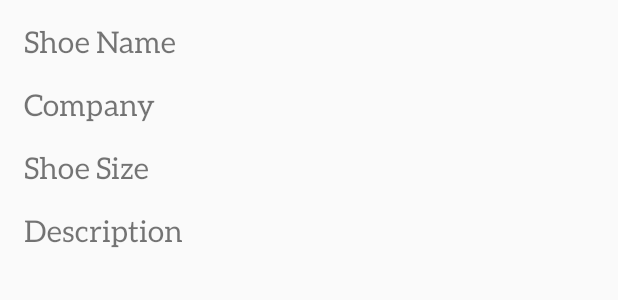
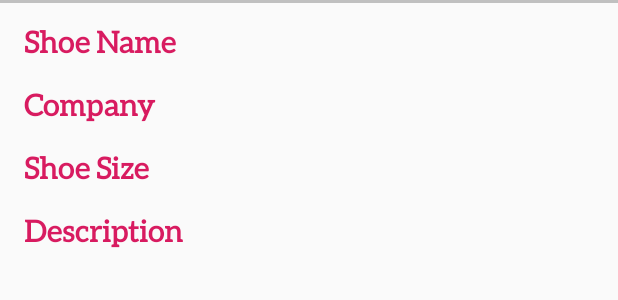
Before and after one commit to dania-kabakibi/ShoeStore-project, an Android app: the layout new_shoe_item.xml on its own in the app's theme, with its tools: preview values and no code run, on a phone screen of 412 x 824 dp. Shown: the top 300 px of the screen. Run offline under Robolectric (Android 15) with nearby library versions, the phone set to English and light mode, and no system bars.

Commit message:
Last commit

```diff
--- a/app/src/main/java/com/udacity/shoestore/ShoeDetailFragment.kt
+++ b/app/src/main/java/com/udacity/shoestore/ShoeDetailFragment.kt
@@ -25,12 +25,12 @@ class ShoeDetailFragment : Fragment() {
     ): View? {
         binding = DataBindingUtil.inflate(inflater,R.layout.fragment_shoe_detail, container, false)
         binding.lifecycleOwner = this
-        //viewModel = ViewModelProvider(this).get(ShoeViewModel::class.java)
+        binding.shoe = Shoe("", 0.0, "", "")
         binding.cancelButton.setOnClickListener { view:View ->
             Navigation.findNavController(view).navigate(R.id.action_shoeDetailFragment_to_shoeListFragment)
         }
         binding.saveButton.setOnClickListener { view:View ->
-            viewModel.addNewShoe(binding.shoe)
+            viewModel.addNewShoe(binding.shoe!!)
             Navigation.findNavController(view).navigate(R.id.action_shoeDetailFragment_to_shoeListFragment)
         }
         return binding.root
--- a/app/src/main/java/com/udacity/shoestore/ShoeViewModel.kt
+++ b/app/src/main/java/com/udacity/shoestore/ShoeViewModel.kt
@@ -11,6 +11,10 @@ class ShoeViewModel: ViewModel() {
     val shoeList: LiveData<MutableList<Shoe>>
     get() = _shoeList
 
+    init {
+        _shoeList.value = mutableListOf()
+    }
+
     fun addNewShoe(newShoe: Shoe){
         _shoeList.value!!.add(newShoe)
     }
--- a/app/src/main/res/layout/activity_main.xml
+++ b/app/src/main/res/layout/activity_main.xml
@@ -15,7 +15,8 @@
             android:layout_width="match_parent"
             android:layout_height="match_parent"
             app:defaultNavHost="true"
-            app:navGraph="@navigation/navigation"></fragment>
+            app:navGraph="@navigation/navigation"
+            app:layout_behavior="com.google.android.material.appbar.AppBarLayout$ScrollingViewBehavior"></fragment>
 
             <com.google.android.material.appbar.AppBarLayout
                 android:layout_width="match_parent"
--- a/app/src/main/res/layout/new_shoe_item.xml
+++ b/app/src/main/res/layout/new_shoe_item.xml
@@ -1,10 +1,11 @@
 <?xml version="1.0" encoding="utf-8"?>
 
-<layout xmlns:app="http://schemas.android.com/apk/res-auto"
-    xmlns:tools="http://schemas.android.com/tools"
-    xmlns:android="http://schemas.android.com/apk/res/android">
+<layout xmlns:android="http://schemas.android.com/apk/res/android"
+    xmlns:app="http://schemas.android.com/apk/res-auto"
+    xmlns:tools="http://schemas.android.com/tools">
 
     <data>
+
         <variable
             name="shoe"
             type="com.udacity.shoestore.models.Shoe" />
@@ -21,6 +22,8 @@
             android:layout_height="wrap_content"
             android:layout_marginStart="@dimen/default_margin"
             android:text="@string/shoeName"
+            android:textColor="@color/colorAccent"
+            android:textStyle="bold"
             app:layout_constraintBaseline_toBaselineOf="@+id/ShoeNameField"
             app:layout_constraintEnd_toStartOf="@+id/ShoeNameField"
             app:layout_constraintHorizontal_bias="0.5"
@@ -31,10 +34,10 @@
             style="@style/textStyle1"
             android:layout_width="0dp"
             android:layout_height="wrap_content"
-            android:text="@{shoe.name}"
             android:layout_marginStart="@dimen/default_margin"
             android:layout_marginTop="@dimen/default_margin"
             android:layout_marginEnd="@dimen/default_margin"
+            android:text="@{shoe.name}"
             app:layout_constraintEnd_toEndOf="parent"
             app:layout_constraintHorizontal_bias="0.5"
             app:layout_constraintStart_toEndOf="@+id/textView"
@@ -47,6 +50,8 @@
             android:layout_height="wrap_content"
             android:layout_marginStart="@dimen/default_margin"
             android:text="@string/company"
+            android:textColor="@color/colorAccent"
+            android:textStyle="bold"
             app:layout_constraintBaseline_toBaselineOf="@+id/companyField"
             app:layout_constraintEnd_toStartOf="@+id/companyField"
             app:layout_constraintHorizontal_bias="0.5"
@@ -57,10 +62,10 @@
             style="@style/textStyle1"
             android:layout_width="0dp"
             android:layout_height="wrap_content"
-            android:text="@{shoe.company}"
             android:layout_marginStart="@dimen/default_margin"
             android:layout_marginTop="@dimen/default_margin"
             android:layout_marginEnd="@dimen/default_margin"
+            android:text="@{shoe.company}"
             app:layout_constraintEnd_toEndOf="parent"
             app:layout_constraintHorizontal_bias="0.5"
             app:layout_constraintStart_toEndOf="@+id/textView3"
@@ -73,6 +78,8 @@
             android:layout_height="wrap_content"
             android:layout_marginStart="@dimen/default_margin"
             android:text="@string/shoeSize"
+            android:textColor="@color/colorAccent"
+            android:textStyle="bold"
             app:layout_constraintBaseline_toBaselineOf="@+id/shoeSizeField"
             app:layout_constraintEnd_toStartOf="@+id/shoeSizeField"
             app:layout_constraintHorizontal_bias="0.5"
@@ -83,10 +90,10 @@
             style="@style/textStyle1"
             android:layout_width="0dp"
             android:layout_height="wrap_content"
-            android:text="@{(Double.toString(shoe.size))}"
             android:layout_marginStart="@dimen/default_margin"
             android:layout_marginTop="@dimen/default_margin"
             android:layout_marginEnd="@dimen/default_margin"
+            android:text="@{(Double.toString(shoe.size))}"
             app:layout_constraintEnd_toEndOf="parent"
             app:layout_constraintHorizontal_bias="0.5"
             app:layout_constraintStart_toEndOf="@+id/textView5"
@@ -99,6 +106,8 @@
             android:layout_height="wrap_content"
             android:layout_marginStart="@dimen/default_margin"
             android:text="@string/description"
+            android:textColor="@color/colorAccent"
+            android:textStyle="bold"
             app:layout_constraintBaseline_toBaselineOf="@+id/descriptionField"
             app:layout_constraintEnd_toStartOf="@+id/descriptionField"
             app:layout_constraintHorizontal_bias="0.5"
@@ -109,13 +118,21 @@
             style="@style/textStyle1"
             android:layout_width="0dp"
             android:layout_height="wrap_content"
-            android:text="@{shoe.description}"
             android:layout_marginStart="@dimen/default_margin"
             android:layout_marginTop="@dimen/default_margin"
             android:layout_marginEnd="@dimen/default_margin"
+            android:layout_marginBottom="@dimen/big_margin"
+            android:text="@{shoe.description}"
+            app:layout_constraintBottom_toBottomOf="parent"
             app:layout_constraintEnd_toEndOf="parent"
             app:layout_constraintHorizontal_bias="0.5"
             app:layout_constraintStart_toEndOf="@+id/textView7"
             app:layout_constraintTop_toBottomOf="@+id/shoeSizeField" />
+
+        <View
+            android:layout_width="match_parent"
+            android:layout_height="2dp"
+            android:background="#c0c0c0"
+            tools:ignore="MissingConstraints" />
     </androidx.constraintlayout.widget.ConstraintLayout>
 </layout>
```
